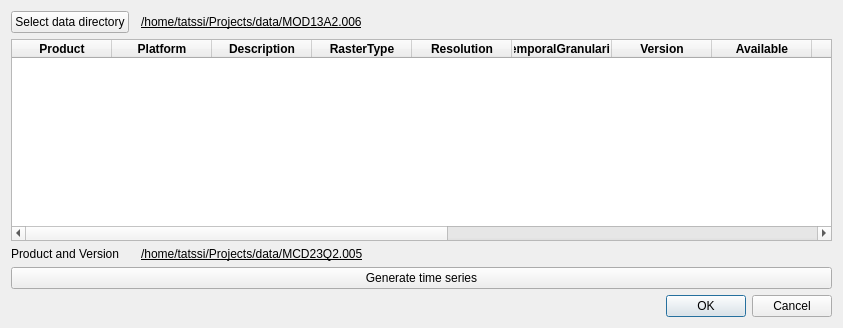
Qt form TATSSI/UI/time_series_generator.ui (GerardoLopez/TATSSI) before a commit.
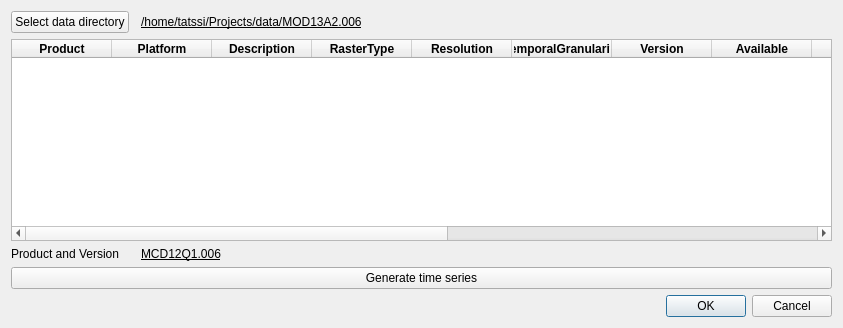
The same form after that commit.

Commit message: TATSSI main menu can call different dialogs.

The edit to the form file:
```diff
--- a/TATSSI/UI/time_series_generator.ui
+++ b/TATSSI/UI/time_series_generator.ui
@@ -22,7 +22,7 @@
       </font>
      </property>
      <property name="text">
-      <string>/home/tatssi/Projects/data/MCD23Q2.005</string>
+      <string>MCD12Q1.006</string>
      </property>
     </widget>
    </item>
```
The commit also changes 8 other files.
